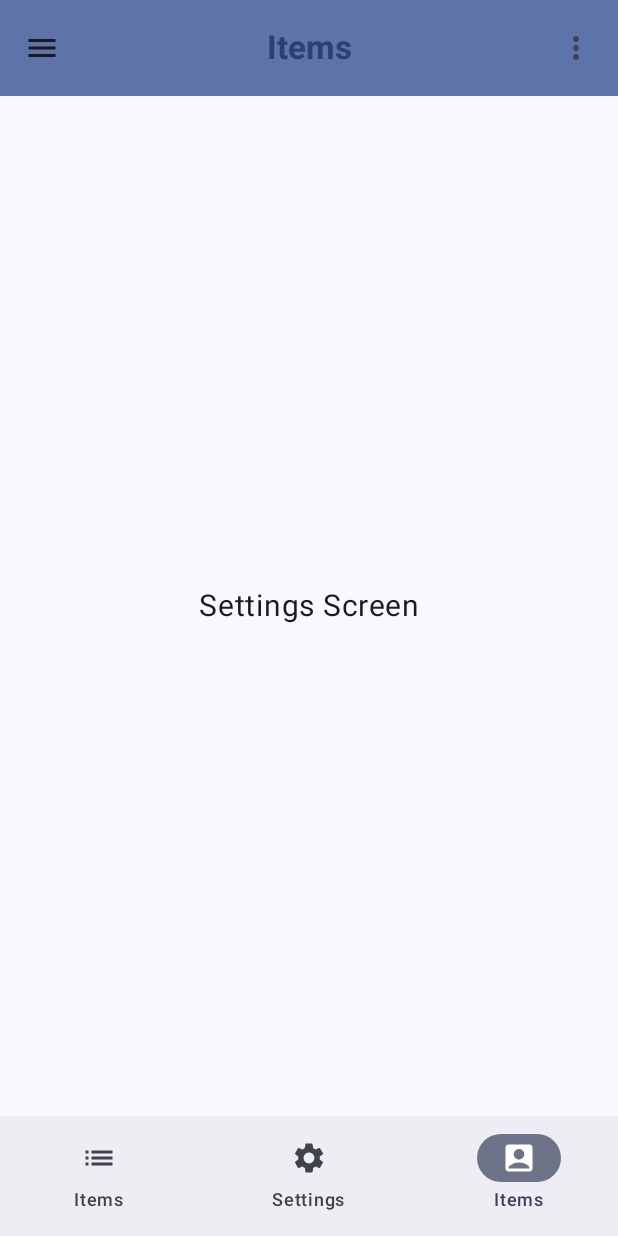
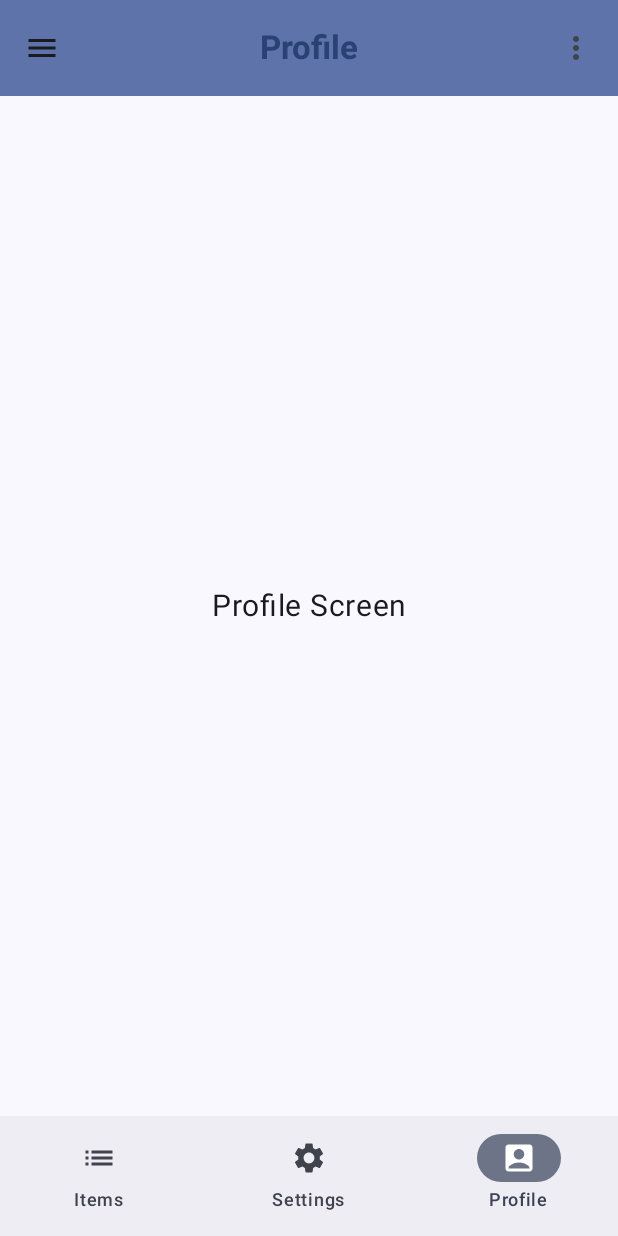
Before and after one commit to Meleshko-Alex/ComposeNavigation, an Android app built with Jetpack Compose: the screen it shows after launch (MainActivity), item 3 of the bottom bar chosen, on a phone screen of 412 x 824 dp. Run offline under Robolectric (Android 15) with nearby library versions, the phone set to English and light mode, and no system bars.

```diff
--- a/app/src/main/java/com/meleha/composenavigation/AppRoute.kt
+++ b/app/src/main/java/com/meleha/composenavigation/AppRoute.kt
@@ -1,26 +1,26 @@
 package com.meleha.composenavigation
 
-import androidx.annotation.StringRes
-import androidx.compose.material.icons.Icons
-import androidx.compose.material.icons.filled.AccountBox
-import androidx.compose.material.icons.filled.List
-import androidx.compose.material.icons.filled.Settings
-import androidx.compose.ui.graphics.vector.ImageVector
+import com.meleha.composenavigation.ui.AppScreen
+import com.meleha.composenavigation.ui.screens.AddItemScreenProducer
+import com.meleha.composenavigation.ui.screens.ItemsScreenProducer
+import com.meleha.composenavigation.ui.screens.ProfileScreenProducer
+import com.meleha.composenavigation.ui.screens.SettingsScreenProducer
 import com.meleha.navigation.Route
 import kotlinx.parcelize.Parcelize
 
-sealed class AppRoute(@StringRes val titleRes: Int = 0) : Route {
+sealed class AppRoute(
+    override val screenProducer: () -> AppScreen
+) : Route {
 
     @Parcelize
-    data object AddItem : AppRoute(R.string.add_item)
+    data object AddItem : AppRoute(AddItemScreenProducer)
 
     sealed class Tab(
-        @StringRes titleRes: Int,
-        val icon: ImageVector
-    ) : AppRoute(titleRes) {
-        @Parcelize data object Items : Tab(R.string.items, Icons.Default.List)
-        @Parcelize data object Settings : Tab(R.string.settings, Icons.Default.Settings)
-        @Parcelize data object Profile : Tab(R.string.items, Icons.Default.AccountBox)
+        screenProducer: () -> AppScreen
+    ) : AppRoute(screenProducer) {
+        @Parcelize data object Items : Tab(ItemsScreenProducer)
+        @Parcelize data object Settings : Tab(SettingsScreenProducer)
+        @Parcelize data object Profile : Tab(ProfileScreenProducer)
     }
 }
 
--- /dev/null
+++ b/app/src/main/java/com/meleha/composenavigation/ui/AppScreen.kt
@@ -0,0 +1,29 @@
+package com.meleha.composenavigation.ui
+
+import androidx.compose.runtime.Immutable
+import androidx.compose.runtime.Stable
+import androidx.compose.runtime.getValue
+import androidx.compose.runtime.mutableStateOf
+import androidx.compose.runtime.setValue
+import androidx.compose.ui.graphics.vector.ImageVector
+import com.meleha.composenavigation.R
+import com.meleha.navigation.Screen
+import com.meleha.navigation.ScreenEnvironment
+
+@Stable
+interface AppScreen : Screen {
+    override val environment: AppScreenEnvironment
+}
+
+@Stable
+class AppScreenEnvironment : ScreenEnvironment {
+    var titleRes: Int by mutableStateOf(R.string.app_name)
+    var icon: ImageVector? by mutableStateOf(null)
+    var floatingAction: FloatingAction? by mutableStateOf(null)
+}
+
+@Immutable
+data class FloatingAction(
+    val icon: ImageVector,
+    val onClick: () -> Unit,
+)
--- a/app/src/main/java/com/meleha/composenavigation/ui/scaffold/AppFloatingActionButton.kt
+++ b/app/src/main/java/com/meleha/composenavigation/ui/scaffold/AppFloatingActionButton.kt
@@ -5,20 +5,25 @@ import androidx.compose.material.icons.filled.Add
 import androidx.compose.material3.FloatingActionButton
 import androidx.compose.material3.Icon
 import androidx.compose.runtime.Composable
+import androidx.compose.ui.Modifier
 import androidx.compose.ui.res.stringResource
 import com.meleha.composenavigation.AppRoute
 import com.meleha.composenavigation.R
+import com.meleha.composenavigation.ui.FloatingAction
 import com.meleha.navigation.Route
 
 @Composable
 fun AppFloatingActionButton(
-    currentRoute: Route,
-    onClick: () -> Unit
+    floatingAction: FloatingAction?,
+    modifier: Modifier = Modifier
 ) {
-    if (currentRoute == AppRoute.Tab.Items) {
-        FloatingActionButton(onClick = onClick) {
+    if (floatingAction != null) {
+        FloatingActionButton(
+            modifier = modifier,
+            onClick = floatingAction.onClick
+        ) {
             Icon(
-                imageVector = Icons.Default.Add,
+                imageVector = floatingAction.icon,
                 contentDescription = stringResource(R.string.add_new_item)
             )
         }
--- a/app/src/main/java/com/meleha/composenavigation/ui/scaffold/AppNavigatorBar.kt
+++ b/app/src/main/java/com/meleha/composenavigation/ui/scaffold/AppNavigatorBar.kt
@@ -5,11 +5,10 @@ import androidx.compose.material3.NavigationBar
 import androidx.compose.material3.NavigationBarItem
 import androidx.compose.material3.Text
 import androidx.compose.runtime.Composable
+import androidx.compose.runtime.remember
 import androidx.compose.ui.res.stringResource
 import com.meleha.composenavigation.AppRoute
 import com.meleha.composenavigation.RootTabs
-import com.meleha.navigation.LocalRouter
-import com.meleha.navigation.Navigation
 import com.meleha.navigation.NavigationState
 
 @Composable
@@ -20,14 +19,19 @@ fun AppNavigatorBar(
     if (navigationState.isRoot) {
         NavigationBar {
             RootTabs.forEach { tab ->
+                val environment = remember(tab) {
+                    tab.screenProducer().environment
+                }
+                val icon = environment.icon
+                if (icon != null) {
                     NavigationBarItem(
                         selected = navigationState.currentRoute == tab,
-                    label = { Text(text = stringResource(id = tab.titleRes)) },
+                        label = { Text(text = stringResource(id = environment.titleRes)) },
                         onClick = { onTabSelected(tab) },
                         icon = {
                             Icon(
-                            imageVector = tab.icon,
-                            contentDescription = stringResource(id = tab.titleRes)
+                                imageVector = icon,
+                                contentDescription = stringResource(id = environment.titleRes)
                             )
                         }
                     )
@@ -35,3 +39,4 @@ fun AppNavigatorBar(
             }
         }
     }
+}
--- a/app/src/main/java/com/meleha/composenavigation/ui/scaffold/AppScaffold.kt
+++ b/app/src/main/java/com/meleha/composenavigation/ui/scaffold/AppScaffold.kt
@@ -10,10 +10,7 @@ import androidx.compose.ui.platform.LocalContext
 import com.meleha.composenavigation.AppRoute
 import com.meleha.composenavigation.ItemsRepository
 import com.meleha.composenavigation.R
-import com.meleha.composenavigation.ui.screens.AddItemScreen
-import com.meleha.composenavigation.ui.screens.ItemsScreen
-import com.meleha.composenavigation.ui.screens.ProfileScreen
-import com.meleha.composenavigation.ui.screens.SettingsScreen
+import com.meleha.composenavigation.ui.AppScreenEnvironment
 import com.meleha.navigation.NavigationHost
 import com.meleha.navigation.rememberNavigation
 
@@ -23,6 +20,7 @@ fun AppScaffold() {
     val itemsRepository: ItemsRepository = ItemsRepository.get()
     val navigation = rememberNavigation(initialRoute = AppRoute.Tab.Items)
     val (router, navigationState) = navigation
+    val environment = navigationState.currentScreen.environment as AppScreenEnvironment
 
     Scaffold(
         topBar = {
@@ -39,10 +37,7 @@ fun AppScaffold() {
             )
         },
         floatingActionButton = {
-            AppFloatingActionButton(
-                currentRoute = navigationState.currentRoute,
-                onClick = { router.launch(AppRoute.AddItem) }
-            )
+            AppFloatingActionButton(environment.floatingAction)
         },
         floatingActionButtonPosition = FabPosition.End,
         bottomBar = {
@@ -55,13 +50,6 @@ fun AppScaffold() {
         NavigationHost(
             navigation = navigation,
             modifier = Modifier.padding(paddingValues)
-        ) { currentRoute ->
-            when (currentRoute) {
-                AppRoute.Tab.Items -> ItemsScreen()
-                AppRoute.Tab.Profile -> SettingsScreen()
-                AppRoute.Tab.Settings -> ProfileScreen()
-                AppRoute.AddItem -> AddItemScreen()
-            }
-        }
+        )
     }
 }
--- a/app/src/main/java/com/meleha/composenavigation/ui/scaffold/AppTopBar.kt
+++ b/app/src/main/java/com/meleha/composenavigation/ui/scaffold/AppTopBar.kt
@@ -23,8 +23,11 @@ import androidx.compose.ui.text.font.FontWeight
 import androidx.compose.ui.tooling.preview.Preview
 import com.meleha.composenavigation.AppRoute
 import com.meleha.composenavigation.R
+import com.meleha.composenavigation.ui.AppScreenEnvironment
+import com.meleha.composenavigation.ui.screens.ItemsScreen
 import com.meleha.navigation.NavigationState
 import com.meleha.navigation.Route
+import com.meleha.navigation.Screen
 
 @OptIn(ExperimentalMaterial3Api::class)
 @Composable
@@ -34,12 +37,11 @@ fun AppTopBar(
     onAboutClick: () -> Unit,
     onClearClick: () -> Unit
 ) {
+    val environment = navigationState.currentScreen.environment as AppScreenEnvironment
     CenterAlignedTopAppBar(
         title = {
             Text(
-                text = stringResource(
-                    (navigationState.currentRoute as? AppRoute)?.titleRes ?: R.string.app_name
-                ),
+                text = stringResource((environment.titleRes)),
                 fontWeight = FontWeight.Bold
             )
         },
@@ -92,6 +94,7 @@ fun PreviewAppTopBar() {
     val mockNavigationState = object : NavigationState {
         override val isRoot: Boolean = false
         override val currentRoute: Route = AppRoute.Tab.Items
+        override val currentScreen: Screen get() = ItemsScreen()
     }
 
     AppTopBar(
--- a/app/src/main/java/com/meleha/composenavigation/ui/screens/AddItemsScreen.kt
+++ b/app/src/main/java/com/meleha/composenavigation/ui/screens/AddItemsScreen.kt
@@ -22,16 +22,28 @@ import androidx.compose.ui.tooling.preview.Preview
 import androidx.compose.ui.unit.dp
 import com.meleha.composenavigation.ItemsRepository
 import com.meleha.composenavigation.R
+import com.meleha.composenavigation.ui.AppScreen
+import com.meleha.composenavigation.ui.AppScreenEnvironment
 import com.meleha.navigation.LocalRouter
 
+val AddItemScreenProducer = { AddItemScreen() }
+
+class AddItemScreen : AppScreen {
+    override val environment = AppScreenEnvironment().apply {
+        titleRes = R.string.add_item
+
+    }
+
     @Composable
-fun AddItemScreen() {
+    override fun Content() {
         val itemsRepository = ItemsRepository.get()
         val router = LocalRouter.current
         AddItemContent {
             itemsRepository.addItem(it)
             router.pop()
         }
+    }
+
 }
 
 @Composable
--- a/app/src/main/java/com/meleha/composenavigation/ui/screens/ItemsScreen.kt
+++ b/app/src/main/java/com/meleha/composenavigation/ui/screens/ItemsScreen.kt
@@ -5,6 +5,9 @@ import androidx.compose.foundation.layout.padding
 import androidx.compose.foundation.layout.wrapContentHeight
 import androidx.compose.foundation.lazy.LazyColumn
 import androidx.compose.foundation.lazy.items
+import androidx.compose.material.icons.Icons
+import androidx.compose.material.icons.filled.Add
+import androidx.compose.material.icons.filled.List
 import androidx.compose.material3.Text
 import androidx.compose.runtime.Composable
 import androidx.compose.runtime.derivedStateOf
@@ -16,17 +19,41 @@ import androidx.compose.ui.text.style.TextAlign
 import androidx.compose.ui.tooling.preview.Preview
 import androidx.compose.ui.unit.dp
 import androidx.lifecycle.compose.collectAsStateWithLifecycle
+import com.meleha.composenavigation.AppRoute
 import com.meleha.composenavigation.ItemsRepository
 import com.meleha.composenavigation.R
+import com.meleha.composenavigation.ui.AppScreen
+import com.meleha.composenavigation.ui.AppScreenEnvironment
+import com.meleha.composenavigation.ui.FloatingAction
+import com.meleha.navigation.LocalRouter
+import com.meleha.navigation.Router
+
+val ItemsScreenProducer = { ItemsScreen() }
+
+class ItemsScreen : AppScreen {
+    private var router: Router? = null
+
+    override val environment = AppScreenEnvironment().apply {
+        titleRes = R.string.items
+        icon = Icons.Default.List
+        floatingAction = FloatingAction(
+            icon = Icons.Default.Add,
+            onClick = {
+                router?.launch(AppRoute.AddItem)
+            }
+        )
+    }
 
     @Composable
-fun ItemsScreen() {
+    override fun Content() {
+        router = LocalRouter.current
         val itemsRepository = ItemsRepository.get()
         val items by itemsRepository.getItems().collectAsStateWithLifecycle()
         val isEmpty by remember {
             derivedStateOf { items.isEmpty() }
         }
         ItemsContent(isItemEmpty = isEmpty, items = { items })
+    }
 }
 
 @Composable
--- a/app/src/main/java/com/meleha/composenavigation/ui/screens/ProfileScreen.kt
+++ b/app/src/main/java/com/meleha/composenavigation/ui/screens/ProfileScreen.kt
@@ -2,14 +2,27 @@ package com.meleha.composenavigation.ui.screens
 
 import androidx.compose.foundation.layout.fillMaxSize
 import androidx.compose.foundation.layout.wrapContentHeight
+import androidx.compose.material.icons.Icons
+import androidx.compose.material.icons.filled.AccountBox
 import androidx.compose.material3.Text
 import androidx.compose.runtime.Composable
 import androidx.compose.ui.Modifier
 import androidx.compose.ui.text.style.TextAlign
 import androidx.compose.ui.unit.sp
+import com.meleha.composenavigation.R
+import com.meleha.composenavigation.ui.AppScreen
+import com.meleha.composenavigation.ui.AppScreenEnvironment
+
+val ProfileScreenProducer = { ProfileScreen() }
+
+class ProfileScreen : AppScreen {
+    override val environment = AppScreenEnvironment().apply {
+        titleRes = R.string.profile
+        icon = Icons.Default.AccountBox
+    }
 
     @Composable
-fun ProfileScreen() {
+    override fun Content() {
         Text(
             text = "Profile Screen",
             textAlign = TextAlign.Center,
@@ -19,3 +32,9 @@ fun ProfileScreen() {
                 .wrapContentHeight()
         )
     }
+    /*@Composable
+    @Preview(showSystemUi = true)
+    fun ProfilePreview() {
+        Content()
+    }*/
+}
--- a/app/src/main/java/com/meleha/composenavigation/ui/screens/SettingsScreen.kt
+++ b/app/src/main/java/com/meleha/composenavigation/ui/screens/SettingsScreen.kt
@@ -2,14 +2,27 @@ package com.meleha.composenavigation.ui.screens
 
 import androidx.compose.foundation.layout.fillMaxSize
 import androidx.compose.foundation.layout.wrapContentHeight
+import androidx.compose.material.icons.Icons
+import androidx.compose.material.icons.filled.Settings
 import androidx.compose.material3.Text
 import androidx.compose.runtime.Composable
 import androidx.compose.ui.Modifier
 import androidx.compose.ui.text.style.TextAlign
 import androidx.compose.ui.unit.sp
+import com.meleha.composenavigation.R
+import com.meleha.composenavigation.ui.AppScreen
+import com.meleha.composenavigation.ui.AppScreenEnvironment
+
+val SettingsScreenProducer = { SettingsScreen() }
+
+class SettingsScreen : AppScreen {
+    override val environment= AppScreenEnvironment().apply {
+        titleRes = R.string.settings
+        icon = Icons.Default.Settings
+    }
 
     @Composable
-fun SettingsScreen() {
+    override fun Content() {
         Text(
             text = "Settings Screen",
             textAlign = TextAlign.Center,
@@ -19,3 +32,4 @@ fun SettingsScreen() {
                 .wrapContentHeight()
         )
     }
+}
--- a/navigation/src/main/java/com/meleha/navigation/NavigationHost.kt
+++ b/navigation/src/main/java/com/meleha/navigation/NavigationHost.kt
@@ -18,7 +18,6 @@ val LocalRouter = staticCompositionLocalOf<Router> { EmptyRouter }
 fun NavigationHost(
     navigation: Navigation,
     modifier: Modifier = Modifier,
-    routerMapper: @Composable (Route) -> Unit
 ) {
     val (router, navigationState) = navigation
     BackHandler(enabled = !navigationState.isRoot) {
@@ -30,7 +29,7 @@ fun NavigationHost(
             CompositionLocalProvider(
                 LocalRouter provides router
             ) {
-                routerMapper.invoke(navigationState.currentRoute)
+                navigationState.currentScreen.Content()
             }
         }
     }
--- a/navigation/src/main/java/com/meleha/navigation/NavigationState.kt
+++ b/navigation/src/main/java/com/meleha/navigation/NavigationState.kt
@@ -6,4 +6,5 @@ import androidx.compose.runtime.Stable
 interface NavigationState {
     val isRoot: Boolean
     val currentRoute: Route
+    val currentScreen: Screen
 }
--- a/navigation/src/main/java/com/meleha/navigation/Route.kt
+++ b/navigation/src/main/java/com/meleha/navigation/Route.kt
@@ -4,4 +4,6 @@ import android.os.Parcelable
 import androidx.compose.runtime.Immutable
 
 @Immutable
-interface Route : Parcelable
+interface Route : Parcelable {
+    val screenProducer: () -> Screen
+}
--- /dev/null
+++ b/navigation/src/main/java/com/meleha/navigation/Screen.kt
@@ -0,0 +1,13 @@
+package com.meleha.navigation
+
+import androidx.compose.runtime.Composable
+import androidx.compose.runtime.Stable
+
+@Stable
+interface Screen {
+
+    val environment: ScreenEnvironment
+
+    @Composable
+    fun Content()
+}
--- /dev/null
+++ b/navigation/src/main/java/com/meleha/navigation/ScreenEnvironment.kt
@@ -0,0 +1,6 @@
+package com.meleha.navigation
+
+import androidx.compose.runtime.Stable
+
+@Stable
+interface ScreenEnvironment
--- a/navigation/src/main/java/com/meleha/navigation/internal/ScreenStack.kt
+++ b/navigation/src/main/java/com/meleha/navigation/internal/ScreenStack.kt
@@ -2,11 +2,14 @@ package com.meleha.navigation.internal
 
 import android.os.Parcel
 import android.os.Parcelable
+import androidx.compose.runtime.derivedStateOf
+import androidx.compose.runtime.getValue
 import androidx.compose.runtime.snapshots.SnapshotStateList
 import androidx.core.os.ParcelCompat
 import com.meleha.navigation.NavigationState
 import com.meleha.navigation.Route
 import com.meleha.navigation.Router
+import com.meleha.navigation.Screen
 import kotlinx.coroutines.flow.Flow
 import kotlinx.coroutines.flow.MutableSharedFlow
 
@@ -17,6 +20,7 @@ internal class ScreenStack(
     override val isRoot: Boolean get() = routes.size == 1
     override val currentRoute: Route get() = routes.last().route
     override val currentUuid: String get() = routes.last().uuid
+    override val currentScreen: Screen by derivedStateOf { currentRoute.screenProducer() }
 
     private val eventsFlow = MutableSharedFlow<NavigationEvent>(
         extraBufferCapacity = Int.MAX_VALUE
```
Lines whose indentation alone changed are shown as unchanged.
